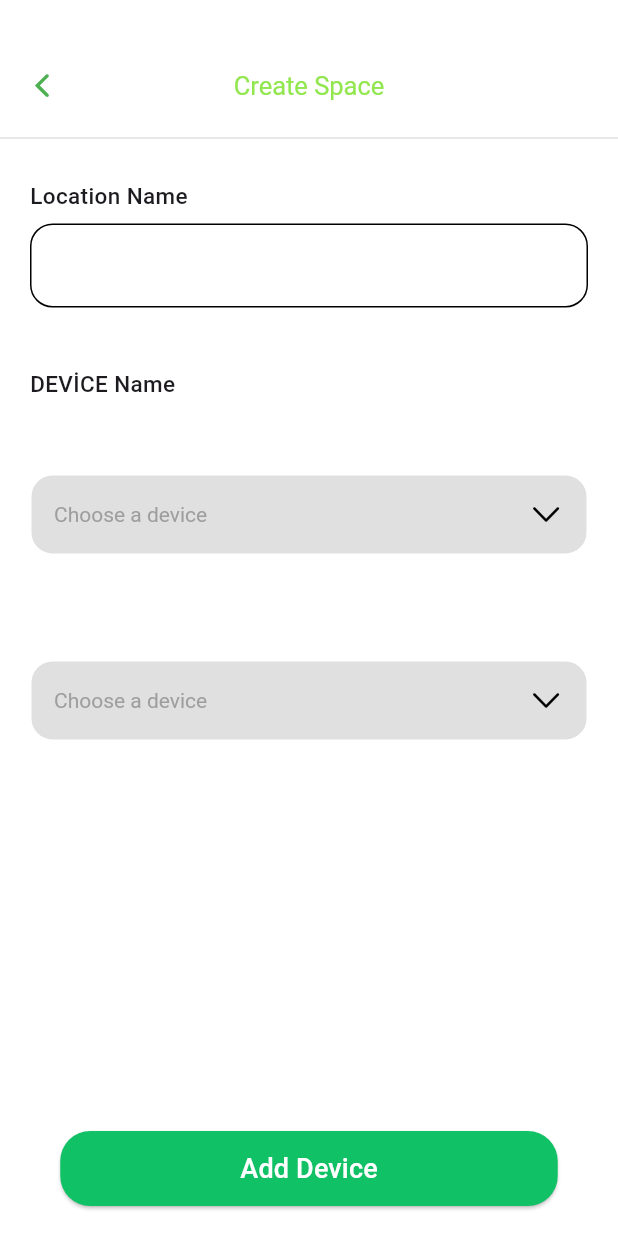
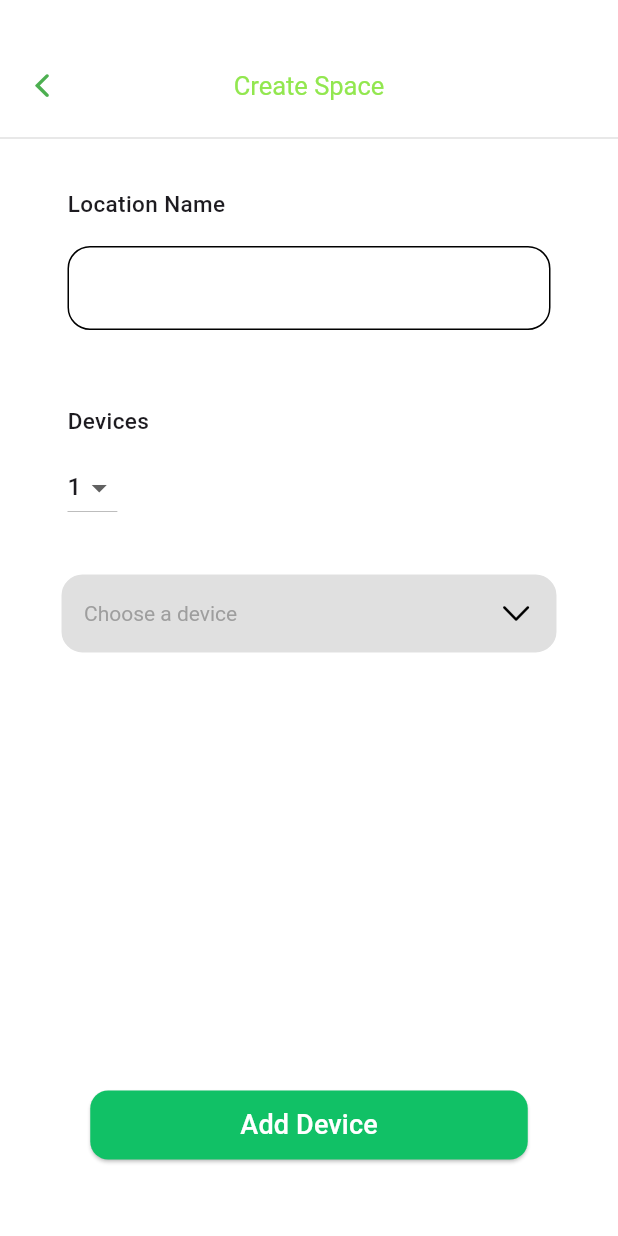
Before and after one commit to ozcann159/farmer_chatbot, a Flutter app: the CreateSpaceScreen screen opened directly, on a phone screen of 412 x 824 dp. Run offline on Flutter 3.47's test engine with Material 3 defaults, Android fonts, the phone set to English and light mode, and no system bars; our stand-ins replace image_picker; network calls fail.

Commit message:
custom edit

```diff
--- a/lib/screens/create_new_password.dart
+++ b/lib/screens/create_new_password.dart
@@ -18,17 +18,17 @@ class CreateNewPasswordScreen extends StatelessWidget {
         ),
         centerTitle: true,
         titleTextStyle: const TextStyle(color: appbarColor, fontSize: 17),
-        iconTheme: IconThemeData(color: Colors.green),
+        iconTheme: const IconThemeData(color: Colors.green),
         leading: IconButton(
           onPressed: () {
             Navigator.push(
               context,
               MaterialPageRoute(
-                builder: (context) => EnterCodeScreen(),
+                builder: (context) => const EnterCodeScreen(),
               ),
             );
           },
-          icon: Icon(CupertinoIcons.back),
+          icon: const Icon(CupertinoIcons.back),
         ),
       ),
       body: Container(
--- a/lib/screens/create_space_screen.dart
+++ b/lib/screens/create_space_screen.dart
@@ -1,5 +1,4 @@
 import 'package:farmer_chatbot/screens/outdoorSpacesScreen.dart';
-import 'package:farmer_chatbot/screens/outdoorSpacesScreen1.dart';
 import 'package:farmer_chatbot/utils/constants.dart';
 import 'package:flutter/cupertino.dart';
 import 'package:flutter/material.dart';
@@ -12,10 +11,29 @@ class CreateSpaceScreen extends StatefulWidget {
 }
 
 class _CreateSpaceScreenState extends State<CreateSpaceScreen> {
-  String? _chosenValue;
+  int deviceCount = 1;
+  List<String?> selectedDevices = [];
+  final List<String> deviceOptions = [
+    'Device 1',
+    'Device 2',
+    'Device 3',
+    'Device 4'
+  ];
+
+  @override
+  void initState() {
+    super.initState();
+    _initializeDeviceList();
+  }
+
+  void _initializeDeviceList() {
+    selectedDevices = List<String?>.filled(deviceCount, null);
+  }
+
   @override
   Widget build(BuildContext context) {
     return Scaffold(
+      resizeToAvoidBottomInset: false,
       backgroundColor: backgroundColor,
       appBar: PreferredSize(
         preferredSize: const Size.fromHeight(100.0),
@@ -41,7 +59,7 @@ class _CreateSpaceScreenState extends State<CreateSpaceScreen> {
               icon: const Icon(CupertinoIcons.back),
             ),
             bottom: PreferredSize(
-              preferredSize: Size.fromHeight(1.0),
+              preferredSize: const Size.fromHeight(1.0),
               child: Divider(
                 color: Colors.grey[300],
                 thickness: 1.0,
@@ -51,19 +69,24 @@ class _CreateSpaceScreenState extends State<CreateSpaceScreen> {
         ),
       ),
       body: Padding(
-        padding: const EdgeInsets.symmetric(vertical: 20.0, horizontal: 20.0),
+        padding: const EdgeInsets.symmetric(vertical: 20.0, horizontal: 40.0),
         child: Column(
           crossAxisAlignment: CrossAxisAlignment.start,
           children: [
-            Text(
+            const Padding(
+              padding: EdgeInsets.all(5.0),
+              child: Text(
                 "Location Name",
                 style: TextStyle(
                   fontSize: 15,
                   fontWeight: FontWeight.w500,
                 ),
               ),
-            SizedBox(height: 8),
-            TextField(
+            ),
+            const SizedBox(height: 8),
+            Padding(
+              padding: const EdgeInsets.all(5.0),
+              child: TextField(
                 decoration: InputDecoration(
                   fillColor: Colors.white,
                   filled: true,
@@ -82,19 +105,51 @@ class _CreateSpaceScreenState extends State<CreateSpaceScreen> {
                   ),
                 ),
               ),
-            SizedBox(height: 40.0),
-            Text(
-              "DEVİCE Name",
+            ),
+            const SizedBox(height: 40.0),
+            const Padding(
+              padding: EdgeInsets.all(5.0),
+              child: Text(
+                'Devices',
                 style: TextStyle(
                   fontSize: 15,
                   fontWeight: FontWeight.w500,
                 ),
               ),
-            SizedBox(height: 50.0),
-            Container(
+            ),
+            Padding(
+              padding: const EdgeInsets.all(5.0),
+              child: DropdownButton<int>(
+                dropdownColor: Colors.white,
+                value: deviceCount,
+                items: List.generate(4, (index) => index + 1).map((value) {
+                  return DropdownMenuItem<int>(
+                    value: value,
+                    child: Text(value.toString()),
+                  );
+                }).toList(),
+                onChanged: (value) {
+                  if (value != null) {
+                    setState(() {
+                      deviceCount = value;
+                      _initializeDeviceList();
+                    });
+                  }
+                },
+              ),
+            ),
+            const SizedBox(height: 20),
+            // Dropdown Listesi
+            Expanded(
+              child: ListView.builder(
+                itemCount: deviceCount,
+                itemBuilder: (context, index) {
+                  return Padding(
+                    padding: const EdgeInsets.symmetric(vertical: 8.0),
+                    child: Container(
                       width: double.infinity,
-              padding:
-                  const EdgeInsets.symmetric(horizontal: 15.0, vertical: 2.0),
+                      padding: const EdgeInsets.symmetric(
+                          horizontal: 15.0, vertical: 2.0),
                       decoration: BoxDecoration(
                         color: Colors.grey[300],
                         borderRadius: BorderRadius.circular(15),
@@ -103,27 +158,22 @@ class _CreateSpaceScreenState extends State<CreateSpaceScreen> {
                       child: DropdownButtonHideUnderline(
                         child: DropdownButton<String>(
                           isExpanded: true,
-                  value: _chosenValue,
+                          value: selectedDevices[index],
                           icon: const Icon(
                             CupertinoIcons.chevron_down,
                             color: Colors.black,
                           ),
                           dropdownColor: Colors.white,
                           style: const TextStyle(color: Colors.black),
-                  items: <String>[
-                    'Device 1',
-                    'Device 2',
-                    'Device 3',
-                    'Device 4',
-                  ].map<DropdownMenuItem<String>>((String value) {
+                          items: deviceOptions.map((String? device) {
                             return DropdownMenuItem<String>(
-                      value: value,
-                      child: Text(value),
+                              value: device,
+                              child: Text(device!),
                             );
                           }).toList(),
                           onChanged: (String? newValue) {
                             setState(() {
-                      _chosenValue = newValue;
+                              selectedDevices[index] = newValue;
                             });
                           },
                           hint: const Text(
@@ -133,67 +183,33 @@ class _CreateSpaceScreenState extends State<CreateSpaceScreen> {
                         ),
                       ),
                     ),
-            SizedBox(height: 70.0),
-            Container(
-              width: double.infinity,
-              padding:
-                  const EdgeInsets.symmetric(horizontal: 15.0, vertical: 2.0),
-              decoration: BoxDecoration(
-                color: Colors.grey[300],
-                borderRadius: BorderRadius.circular(15),
-                border: Border.all(color: Colors.white),
-              ),
-              child: DropdownButtonHideUnderline(
-                child: DropdownButton<String>(
-                  isExpanded: true,
-                  value: _chosenValue,
-                  icon: const Icon(
-                    CupertinoIcons.chevron_down,
-                    color: Colors.black,
-                  ),
-                  dropdownColor: Colors.white,
-                  style: const TextStyle(color: Colors.black),
-                  items: <String>[
-                    'Device 1',
-                    'Device 2',
-                    'Device 3',
-                    'Device 4',
-                  ].map<DropdownMenuItem<String>>((String value) {
-                    return DropdownMenuItem<String>(
-                      value: value,
-                      child: Text(value),
                   );
-                  }).toList(),
-                  onChanged: (String? newValue) {
-                    setState(() {
-                      _chosenValue = newValue;
-                    });
                 },
-                  hint: const Text(
-                    "Choose a device",
-                    style: TextStyle(color: Colors.grey),
               ),
             ),
-              ),
-            ),
-            Spacer(),
             Center(
               child: ElevatedButton(
                 onPressed: () => Navigator.push(
                   context,
                   MaterialPageRoute(
-                        builder: (context) => const OutdoorSpacesScreen1())),
+                    builder: (context) => const OutdoorSpacesScreen(),
+                  ),
+                ),
                 style: ElevatedButton.styleFrom(
                   padding:
-                      const EdgeInsets.symmetric(horizontal: 120, vertical: 12),
+                      const EdgeInsets.symmetric(horizontal: 100, vertical: 10),
                   backgroundColor: const Color(0xFF11C166),
                   shape: RoundedRectangleBorder(
-                      borderRadius: BorderRadius.circular(20)),
-                ),
-                child: const Text('Add Device',
-                    style: TextStyle(fontSize: 18.0, color: Colors.white)),
+                    borderRadius: BorderRadius.circular(12),
                   ),
                 ),
+                child: const Text(
+                  'Add Device',
+                  style: TextStyle(fontSize: 18.0, color: Colors.white),
+                ),
+              ),
+            ),
+            const SizedBox(height: 30),
           ],
         ),
       ),
--- a/lib/screens/devicesScreen.dart
+++ b/lib/screens/devicesScreen.dart
@@ -17,17 +17,17 @@ class DevicesScreen extends StatelessWidget {
         ),
         centerTitle: true,
         titleTextStyle: const TextStyle(color: appbarColor, fontSize: 17),
-        iconTheme: IconThemeData(color: Colors.green),
+        iconTheme: const IconThemeData(color: Colors.green),
         leading: IconButton(
           onPressed: () {
             Navigator.push(
               context,
               MaterialPageRoute(
-                builder: (context) => MenuScreen(),
+                builder: (context) => const MenuScreen(),
               ),
             );
           },
-          icon: Icon(CupertinoIcons.back),
+          icon: const Icon(CupertinoIcons.back),
         ),
       ),
       body: const Center(
--- a/lib/screens/edit_profile_screen.dart
+++ b/lib/screens/edit_profile_screen.dart
@@ -54,7 +54,6 @@ class _EditProfileScreenState extends State<EditProfileScreen> {
       'email': _emailController.text,
       'phone': _phoneController.text,
     };
-    print('Updated Profile: $updatedProfile');
     Navigator.pop(context, updatedProfile);
   }
 
--- a/lib/screens/login_screen.dart
+++ b/lib/screens/login_screen.dart
@@ -195,7 +195,7 @@ class _LoginScreenState extends State<LoginScreen> {
             ),
             onPressed: () {
               setState(() {
-                _obscurePassword = !_obscurePassword; // Şifre göster/gizle
+                _obscurePassword = !_obscurePassword;
               });
             },
           ),
--- a/lib/screens/menu_screen.dart
+++ b/lib/screens/menu_screen.dart
@@ -71,7 +71,7 @@ class MenuPage extends StatelessWidget {
         backgroundColor: Colors.white,
       ),
       body: Padding(
-        padding: EdgeInsets.only(bottom: 2.0),
+        padding: const EdgeInsets.only(bottom: 2.0),
         child: ListView(
           children: [
             _buildMenuItem(
--- a/lib/screens/profile_page.dart
+++ b/lib/screens/profile_page.dart
@@ -20,7 +20,7 @@ class ProfilePage extends StatelessWidget {
             child: Column(
               children: [
                 const SizedBox(height: 30.0),
-                CircleAvatar(radius: 57.5),
+                const CircleAvatar(radius: 57.5),
                 const SizedBox(height: 70.0),
                 const Custom2TextField(labelText: 'Full Name'),
                 const Custom2TextField(labelText: 'Email'),
--- a/lib/screens/register.screen.dart
+++ b/lib/screens/register.screen.dart
@@ -4,7 +4,7 @@ import 'package:image_picker/image_picker.dart';
 
 // ignore: must_be_immutable
 class RegisterScreen extends StatefulWidget {
-  RegisterScreen({super.key});
+  const RegisterScreen({super.key});
 
   @override
   State<RegisterScreen> createState() => _RegisterScreenState();
--- a/lib/screens/settings_screen.dart
+++ b/lib/screens/settings_screen.dart
@@ -5,6 +5,6 @@ class SettingPage extends StatelessWidget {
 
   @override
   Widget build(BuildContext context) {
-    return Center(child: Text('Settings View'));
+    return const Center(child: Text('Settings View'));
   }
 }
--- a/lib/widgets/chat_message.dart
+++ b/lib/widgets/chat_message.dart
@@ -18,12 +18,12 @@ class ChatMessage extends StatelessWidget {
       decoration: BoxDecoration(
         color: isSentByMe
             ? Colors.green[100]
-            : Colors.grey[200], // Kullanıcı yanıtı yeşil, otomatik yanıt gri
+            : Colors.grey[200],
         borderRadius: BorderRadius.circular(20.0),
       ),
       child: Text(
         message,
-        style: TextStyle(fontSize: 16.0),
+        style: const TextStyle(fontSize: 16.0),
       ),
     );
   }
--- a/lib/widgets/custom2_text_field.dart
+++ b/lib/widgets/custom2_text_field.dart
@@ -20,9 +20,9 @@ class Custom2TextField extends StatelessWidget {
           TextField(
             decoration: InputDecoration(
               hintText: labelText,
-              contentPadding: EdgeInsets.symmetric(
+              contentPadding: const EdgeInsets.symmetric(
                   vertical: 5.0,
-                  horizontal: 10.0), // İç alanın padding'ini ayarlayın
+                  horizontal: 10.0),
               border: OutlineInputBorder(
                 borderRadius: BorderRadius.circular(15),
                 borderSide: BorderSide(color: Colors.grey.shade300),
```
Also changed, not shown: lib/screens/chat_screen.dart (+6 -6 lines), lib/screens/chatbot_screen.dart (+8 -8 lines), lib/screens/enter_code_screen.dart (+4 -4 lines), lib/screens/forgot_password.dart (+4 -5 lines), lib/screens/onboarding_screen.dart (+7 -6 lines), lib/screens/outdoorSpacesScreen.dart (+17 -8 lines), lib/screens/outdoorSpacesScreen1.dart (+12 -12 lines), lib/screens/splash_screen.dart (+4 -3 lines), lib/screens/ındoorSpacesScreen.dart (+6 -6 lines). Lines whose indentation alone changed are shown as unchanged.
